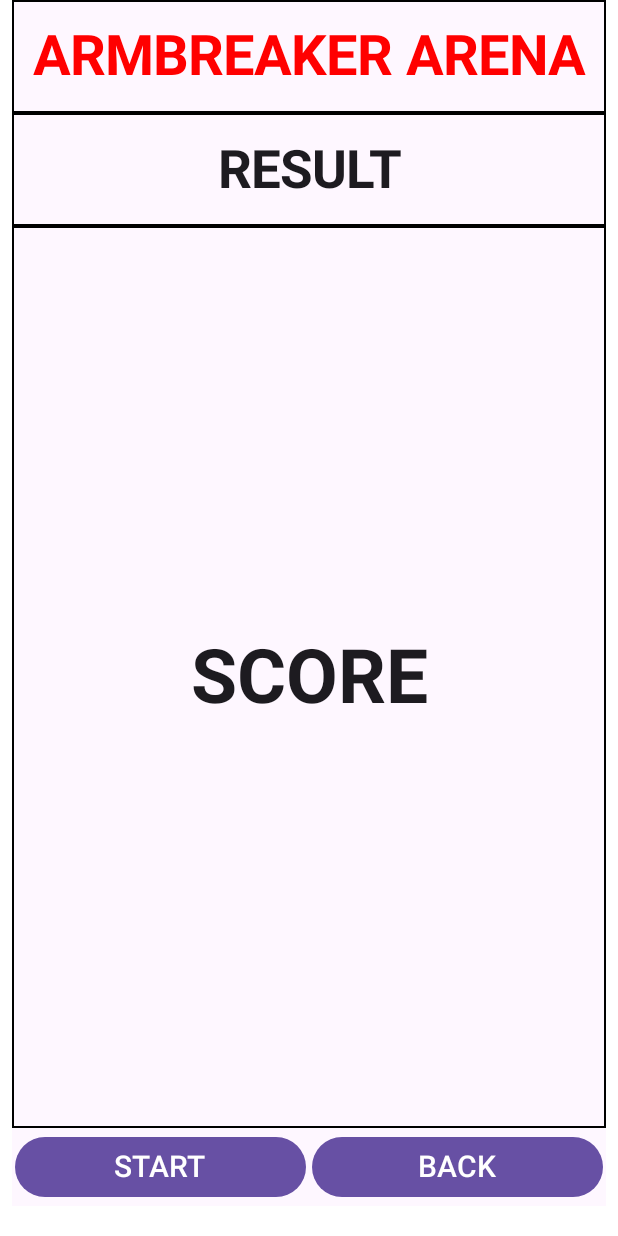
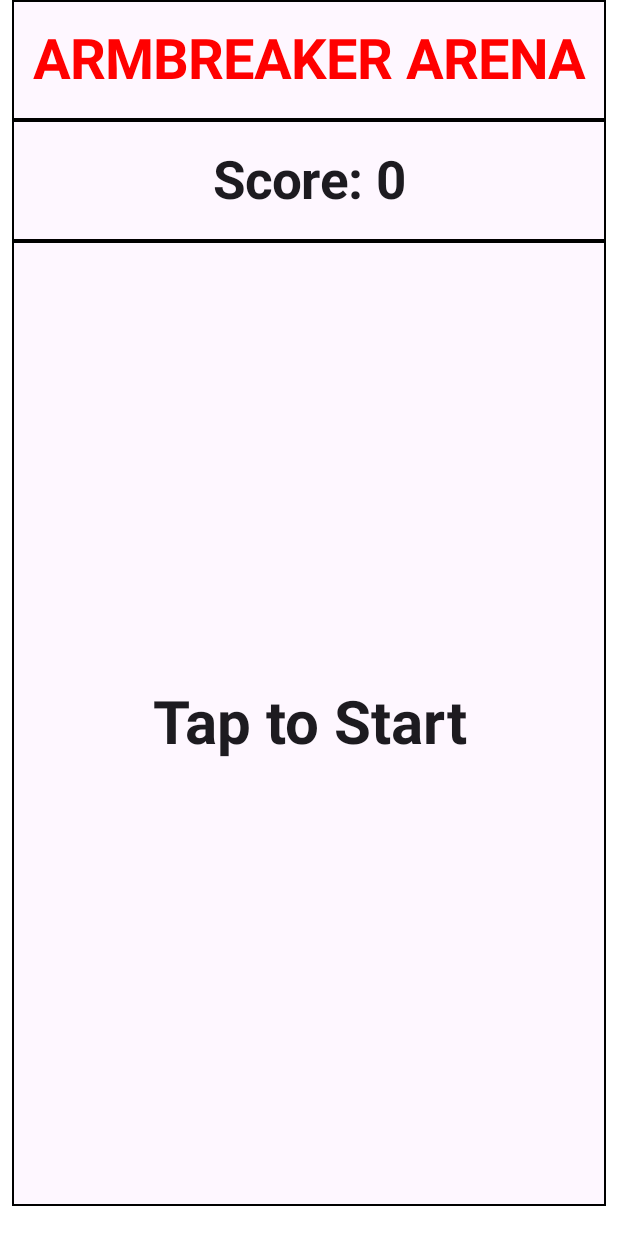
Before and after one commit to MrY30/armbreaker-arena, an Android app built with Jetpack Compose: the @Preview function screenPreview, on a phone screen of 412 x 824 dp. Run offline under Robolectric (Android 15) with nearby library versions, the phone set to English and light mode, and no system bars.

Commit message:
I have update the gameScreen.kt. I added game features such as tapping to add score and start the game.

```diff
--- a/app/src/main/java/com/project/armbreaker/modules/screen/ui/gameScreen.kt
+++ b/app/src/main/java/com/project/armbreaker/modules/screen/ui/gameScreen.kt
@@ -4,6 +4,7 @@ import android.webkit.WebSettings
 import androidx.compose.foundation.border
 import androidx.compose.foundation.clickable
 import androidx.compose.foundation.layout.Arrangement
+import androidx.compose.foundation.layout.Box
 import androidx.compose.foundation.layout.Column
 import androidx.compose.foundation.layout.Row
 import androidx.compose.foundation.layout.WindowInsets
@@ -23,6 +24,12 @@ import androidx.compose.material3.Button
 import androidx.compose.material3.Surface
 import androidx.compose.material3.Text
 import androidx.compose.runtime.Composable
+import androidx.compose.runtime.LaunchedEffect
+import androidx.compose.runtime.getValue
+import androidx.compose.runtime.mutableStateOf
+import androidx.compose.runtime.remember
+import androidx.compose.runtime.rememberCoroutineScope
+import androidx.compose.runtime.setValue
 import androidx.compose.ui.Alignment
 import androidx.compose.ui.Modifier
 import androidx.compose.ui.graphics.Color
@@ -34,10 +41,36 @@ import androidx.compose.ui.tooling.preview.Preview
 import androidx.compose.ui.unit.TextUnit
 import androidx.compose.ui.unit.dp
 import androidx.compose.ui.unit.sp
+import kotlinx.coroutines.delay
 
 
 @Composable
 fun gameScreen(){
+    var score by remember { mutableStateOf(0) }
+    var gameStarted by remember { mutableStateOf(false) }
+    var countdownText by remember { mutableStateOf("Tap to Start") }
+    val scope = rememberCoroutineScope()
+
+    LaunchedEffect(gameStarted) {
+        if (gameStarted) {
+            val countdown = listOf("3", "2", "1", "Fight!")
+            for (num in countdown) {
+                countdownText = num
+                delay(1000)
+            }
+            countdownText = "TAP FAST!"
+
+            while (gameStarted) {
+                delay(1000)
+                score -= 5
+                if (score <= -50) {
+                    gameStarted = false
+                    countdownText = "You Lose! Tap to Restart"
+                }
+            }
+        }
+    }
+
     Surface (
         modifier = Modifier
             .fillMaxSize()
@@ -67,7 +100,7 @@ fun gameScreen(){
                     .wrapContentHeight(Alignment.CenterVertically)
             )
             Text(
-                text = "RESULT",
+                text = "Score: $score",
                 fontWeight = FontWeight.Bold,
                 fontSize = 35.sp,
                 textAlign = TextAlign.Center,
@@ -77,42 +110,62 @@ fun gameScreen(){
                     .border(1.dp, Color.Black)
                     .wrapContentHeight(Alignment.CenterVertically)
             )
-            Text(
-                text = "SCORE",
-                fontWeight = FontWeight.Bold,
-                fontSize = 50.sp,
-                textAlign = TextAlign.Center,
+            Box(
                 modifier = Modifier
                     .weight(8f)
                     .fillMaxSize()
                     .border(1.dp, Color.Black)
                     .wrapContentHeight(Alignment.CenterVertically)
-                    .clickable {  },
-            )
-            Row (){
-                Button(onClick = {
+                    .clickable {
+                        if (!gameStarted) {
+                            score = 0
+                            gameStarted = true
+                            countdownText = "3"
+                        } else {
+                            score += 1
+                            if (score >= 100) {
+                                gameStarted = false
+                                countdownText = "You Win! Tap to Restart"
+                            }
+                        }
+                    }
+            ){
+                Text(
+                    text = if(gameStarted) countdownText else "Tap to Start",
+                    fontWeight = FontWeight.Bold,
+                    fontSize = 40.sp,
+                    textAlign = TextAlign.Center,
+                    modifier = Modifier
+                        .fillMaxSize()
+                        .border(1.dp, Color.Black)
+                        .wrapContentHeight(Alignment.CenterVertically)
+                )
+            }
 
-                }, modifier = Modifier
-                    .weight(1f)
-                    .padding(2.dp)
-                ){
-                    Text(
-                        text = "START",
-                        fontSize = 20.sp
-                    )
-                }
-                Button(onClick = {
-
-                }, modifier = Modifier
-                    .weight(1f)
-                    .padding(2.dp)
-                ){
-                    Text(
-                        text = "BACK",
-                        fontSize = 20.sp
-                    )
-                }
-            }
+//            Row (){
+//                Button(onClick = {
+//
+//                }, modifier = Modifier
+//                    .weight(1f)
+//                    .padding(2.dp)
+//                ){
+//                    Text(
+//                        text = "START",
+//                        fontSize = 20.sp
+//                    )
+//                }
+//                Button(onClick = {
+//
+//                }, modifier = Modifier
+//                    .weight(1f)
+//                    .padding(2.dp)
+//                ){
+//                    Text(
+//                        text = "BACK",
+//                        fontSize = 20.sp
+//                    )
+//                }
+//            }
 
 
         }
```
Also changed, not shown: app/src/main/java/com/project/armbreaker/MainActivity.kt (+8 -1 lines).
